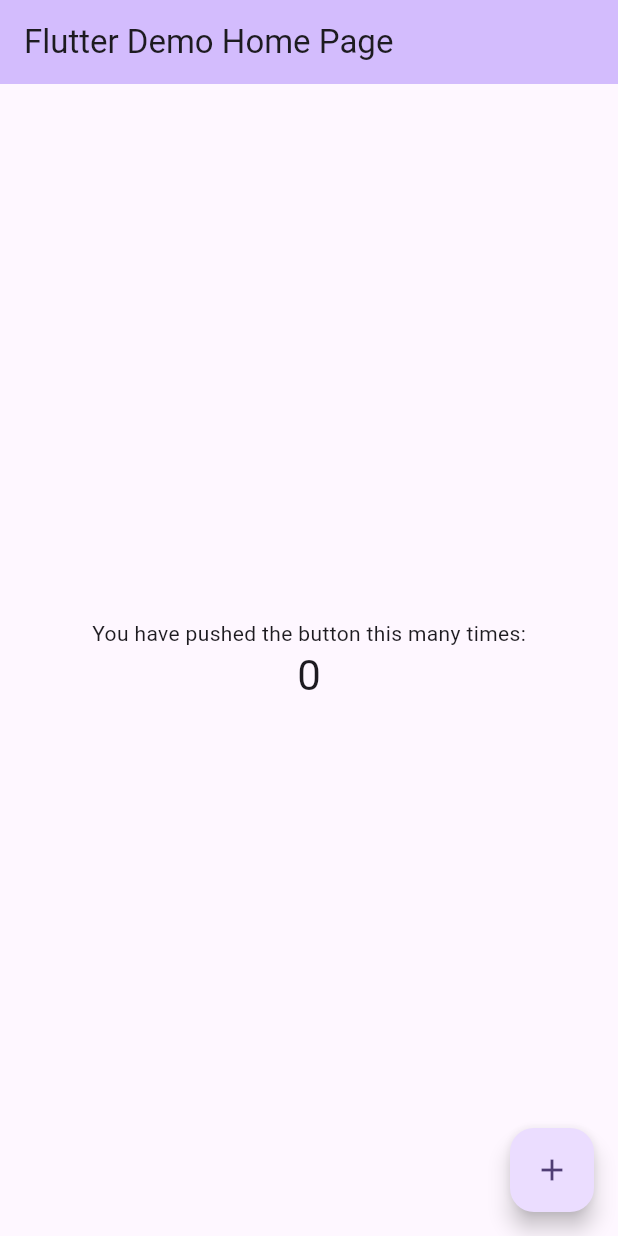
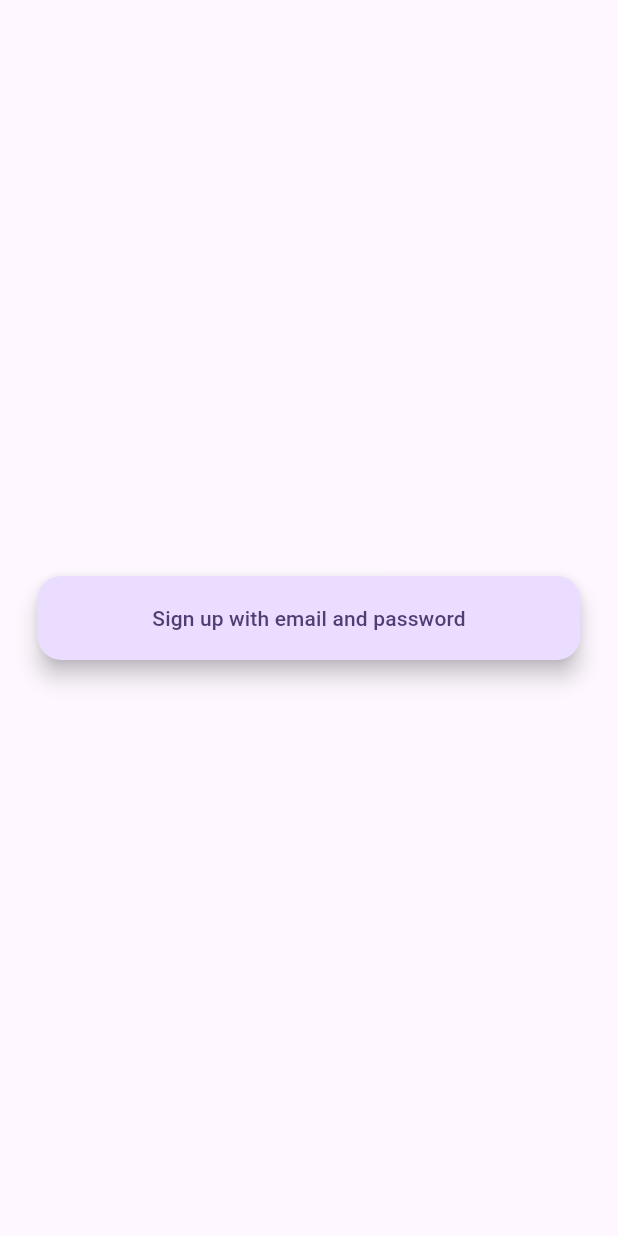
Before and after one commit to KamilMicota42/email-sms-auth-firebase-example, a Flutter app: the screen it shows after launch, on a phone screen of 412 x 824 dp. Run offline on Flutter 3.47's test engine with Material 2 defaults, Android fonts, the phone set to English and light mode, and no system bars; our stand-ins replace firebase_auth, firebase_core; accounts and stored records are empty.

```diff
--- a/lib/main.dart
+++ b/lib/main.dart
@@ -1,6 +1,8 @@
 import 'package:email_sms_auth_firebase_example/firebase_options.dart';
 import 'package:firebase_core/firebase_core.dart';
 import 'package:flutter/material.dart';
+
+import 'views/authFlow/choose_auth_option.dart';
 
 void main() async {
   WidgetsFlutterBinding.ensureInitialized();
@@ -16,60 +18,26 @@ class MyApp extends StatelessWidget {
   @override
   Widget build(BuildContext context) {
     return MaterialApp(
-      title: 'Flutter Demo',
       theme: ThemeData(
         colorScheme: ColorScheme.fromSeed(seedColor: Colors.deepPurple),
         useMaterial3: true,
       ),
-      home: const MyHomePage(title: 'Flutter Demo Home Page'),
+      debugShowCheckedModeBanner: false,
+      home: const MyHomePage(),
     );
   }
 }
 
 class MyHomePage extends StatefulWidget {
-  const MyHomePage({super.key, required this.title});
-
-  final String title;
+  const MyHomePage({super.key});
 
   @override
   State<MyHomePage> createState() => _MyHomePageState();
 }
 
 class _MyHomePageState extends State<MyHomePage> {
-  int _counter = 0;
-
-  void _incrementCounter() {
-    setState(() {
-      _counter++;
-    });
-  }
-
   @override
   Widget build(BuildContext context) {
-    return Scaffold(
-      appBar: AppBar(
-        backgroundColor: Theme.of(context).colorScheme.inversePrimary,
-        title: Text(widget.title),
-      ),
-      body: Center(
-        child: Column(
-          mainAxisAlignment: MainAxisAlignment.center,
-          children: <Widget>[
-            const Text(
-              'You have pushed the button this many times:',
-            ),
-            Text(
-              '$_counter',
-              style: Theme.of(context).textTheme.headlineMedium,
-            ),
-          ],
-        ),
-      ),
-      floatingActionButton: FloatingActionButton(
-        onPressed: _incrementCounter,
-        tooltip: 'Increment',
-        child: const Icon(Icons.add),
-      ),
-    );
+    return const ChooseAuthOptionView();
   }
 }
--- /dev/null
+++ b/lib/views/authFlow/choose_auth_option.dart
@@ -0,0 +1,35 @@
+import 'package:flutter/material.dart';
+
+import 'signup_email_password.dart';
+
+class ChooseAuthOptionView extends StatelessWidget {
+  const ChooseAuthOptionView({super.key});
+
+  @override
+  Widget build(BuildContext context) {
+    double mediaQueryWidth = MediaQuery.of(context).size.width;
+    return Scaffold(
+      body: Center(
+        child: Column(
+          mainAxisAlignment: MainAxisAlignment.center,
+          children: [
+            SizedBox(
+              width: mediaQueryWidth - 50,
+              child: FloatingActionButton(
+                child: const Text('Sign up with email and password'),
+                onPressed: () {
+                  Navigator.push(
+                    context,
+                    MaterialPageRoute(
+                      builder: (context) => const SignUpEmailPasswordView(),
+                    ),
+                  );
+                },
+              ),
+            ),
+          ],
+        ),
+      ),
+    );
+  }
+}
```
Also changed, not shown: lib/services/firebase_auth_methods.dart (added, +43 -0 lines), lib/utils/show_snackbar.dart (added, +9 -0 lines), lib/views/authFlow/signup_email_password.dart (added, +69 -0 lines), 3 other files.
